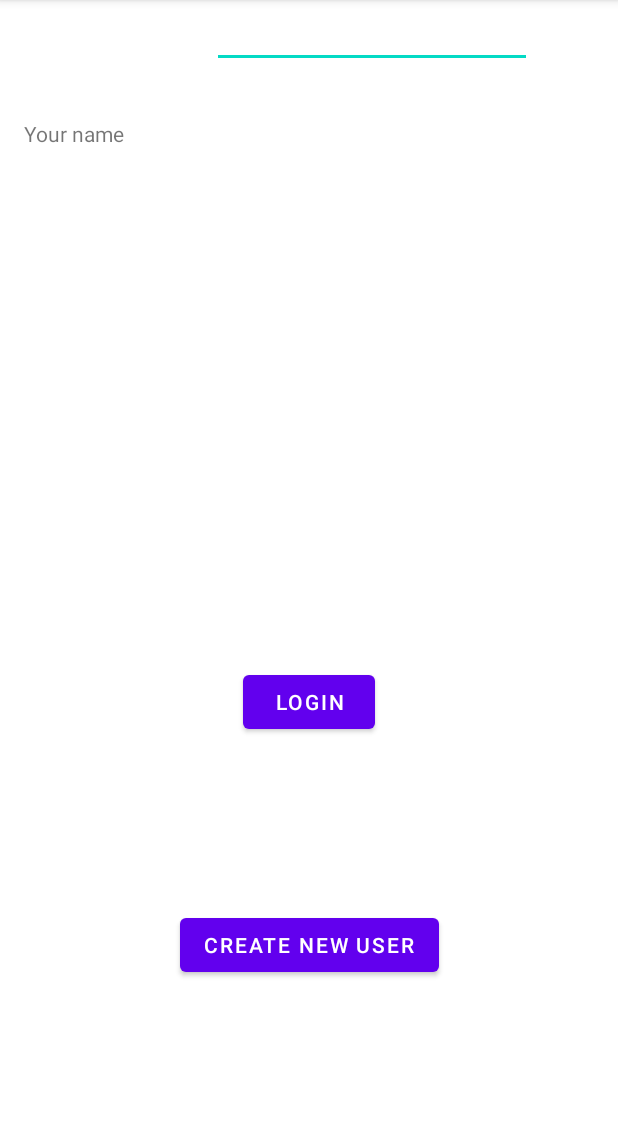
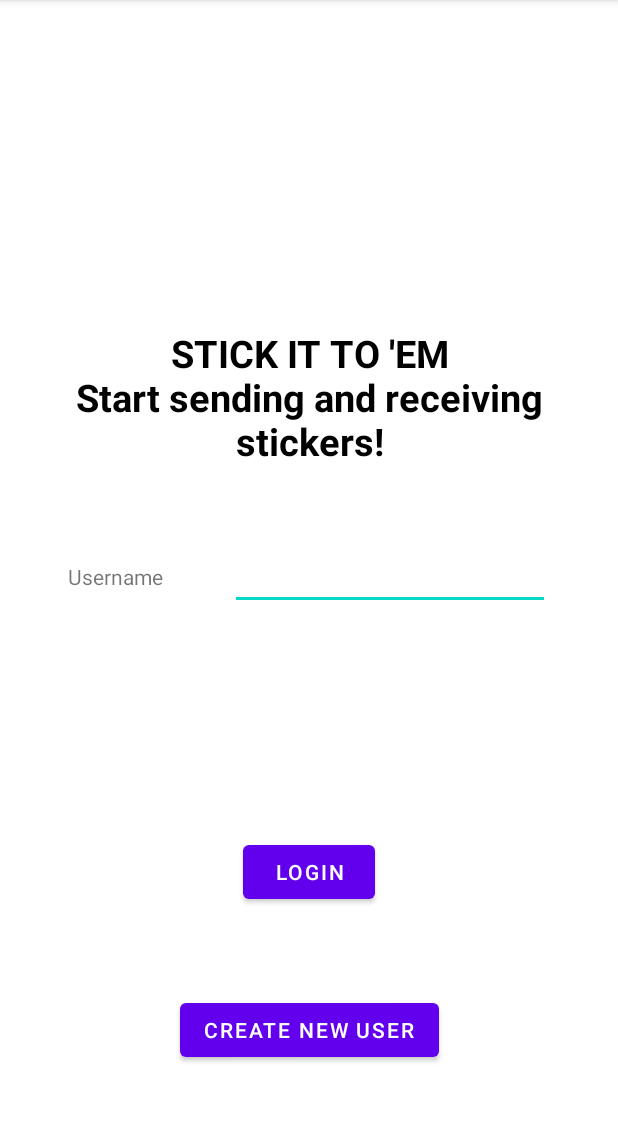
Before and after one commit to AshwinKAshok/emoji-chat-android-app, an Android app: the screen it shows after launch (MainActivity), on a phone screen of 412 x 824 dp, the part 84-1206 px from its top. Run offline under Robolectric (Android 15) with nearby library versions, the phone set to English and light mode, and no system bars; our stand-ins replace Firebase (no records; nobody signed in at launch, a user with empty details on screens opened directly).

Commit message:
[Task Update: Akash, Ashwin, Naveen, Preet] Enhancing the landing page

```diff
--- a/app/src/main/res/layout/activity_main.xml
+++ b/app/src/main/res/layout/activity_main.xml
@@ -6,37 +6,56 @@
     android:layout_height="match_parent"
     tools:context=".activities.MainActivity">
 
+
+    <TextView
+        android:id="@+id/app_title"
+        android:layout_width="wrap_content"
+        android:layout_height="wrap_content"
+        android:gravity="center"
+        android:text="@string/app_description"
+        android:textColor="@android:color/black"
+        android:textSize="25sp"
+        android:textStyle="bold"
+        app:layout_constraintBottom_toBottomOf="parent"
+        app:layout_constraintEnd_toEndOf="parent"
+        app:layout_constraintStart_toStartOf="parent"
+        app:layout_constraintTop_toTopOf="parent"
+        app:layout_constraintVertical_bias="0.323" />
+
     <TextView
         android:id="@+id/sender_name_text_view"
         android:layout_width="wrap_content"
         android:layout_height="wrap_content"
         android:text="@string/sender_name"
         app:layout_constraintBottom_toBottomOf="parent"
-        app:layout_constraintHorizontal_bias="0.047"
-        app:layout_constraintLeft_toLeftOf="parent"
-        app:layout_constraintRight_toRightOf="parent"
-        app:layout_constraintTop_toTopOf="parent"
-        app:layout_constraintVertical_bias="0.106" />
+        app:layout_constraintEnd_toStartOf="@id/sender_name_edit_text_view"
+        app:layout_constraintHorizontal_bias="0.155"
+        app:layout_constraintStart_toStartOf="parent"
+        app:layout_constraintTop_toTopOf="parent" />
+
+    <EditText
+        android:id="@+id/sender_name_edit_text_view"
+        android:layout_width="wrap_content"
+        android:layout_height="wrap_content"
+        android:autofillHints="user1"
+        android:ems="10"
+        android:inputType="textPersonName"
+        app:layout_constraintBottom_toBottomOf="parent"
+        app:layout_constraintEnd_toEndOf="parent"
+        app:layout_constraintHorizontal_bias="0.168"
+        app:layout_constraintStart_toEndOf="@id/sender_name_text_view"
+        app:layout_constraintTop_toTopOf="parent" />
+
 
     <Button
         android:id="@+id/login_button"
         android:layout_width="wrap_content"
         android:layout_height="wrap_content"
-        android:layout_marginBottom="276dp"
         android:text="@string/login_button"
         app:layout_constraintBottom_toBottomOf="parent"
         app:layout_constraintEnd_toEndOf="parent"
-        app:layout_constraintStart_toStartOf="parent" />
-
-    <EditText
-        android:id="@+id/sender_name_edit_text_view"
-        android:layout_width="wrap_content"
-        android:layout_height="wrap_content"
-        android:ems="10"
-        android:inputType="textPersonName"
-        app:layout_constraintEnd_toEndOf="parent"
-        app:layout_constraintStart_toEndOf="@+id/sender_name_text_view"
-        tools:layout_editor_absoluteY="62dp" />
+        app:layout_constraintStart_toStartOf="parent"
+        app:layout_constraintTop_toBottomOf="@id/sender_name_text_view" />
 
     <Button
         android:id="@+id/create_user_button"
@@ -46,6 +65,6 @@
         app:layout_constraintBottom_toBottomOf="parent"
         app:layout_constraintEnd_toEndOf="parent"
         app:layout_constraintStart_toStartOf="parent"
-        app:layout_constraintTop_toBottomOf="@+id/login_button" />
+        app:layout_constraintTop_toBottomOf="@id/login_button" />
 
 </androidx.constraintlayout.widget.ConstraintLayout>
--- a/app/src/main/res/values/strings.xml
+++ b/app/src/main/res/values/strings.xml
@@ -1,6 +1,6 @@
 <resources>
     <string name="app_name">emoji_chat</string>
-    <string name="sender_name">Your name</string>
+    <string name="sender_name">Username</string>
     <string name="receiver_name">Whom do want to chat with</string>
     <string name="start_chat_buton">Start chat</string>
     <string name="login_button">Login</string>
@@ -12,4 +12,5 @@
     <string name="send_sticker_to">Send sticker to:</string>
     <string name="from">From: sampleUser</string>
     <string name="description">This image acts as an icon.</string>
+    <string name="app_description">STICK IT TO \'EM\nStart sending and receiving stickers!</string>
 </resources>
```
